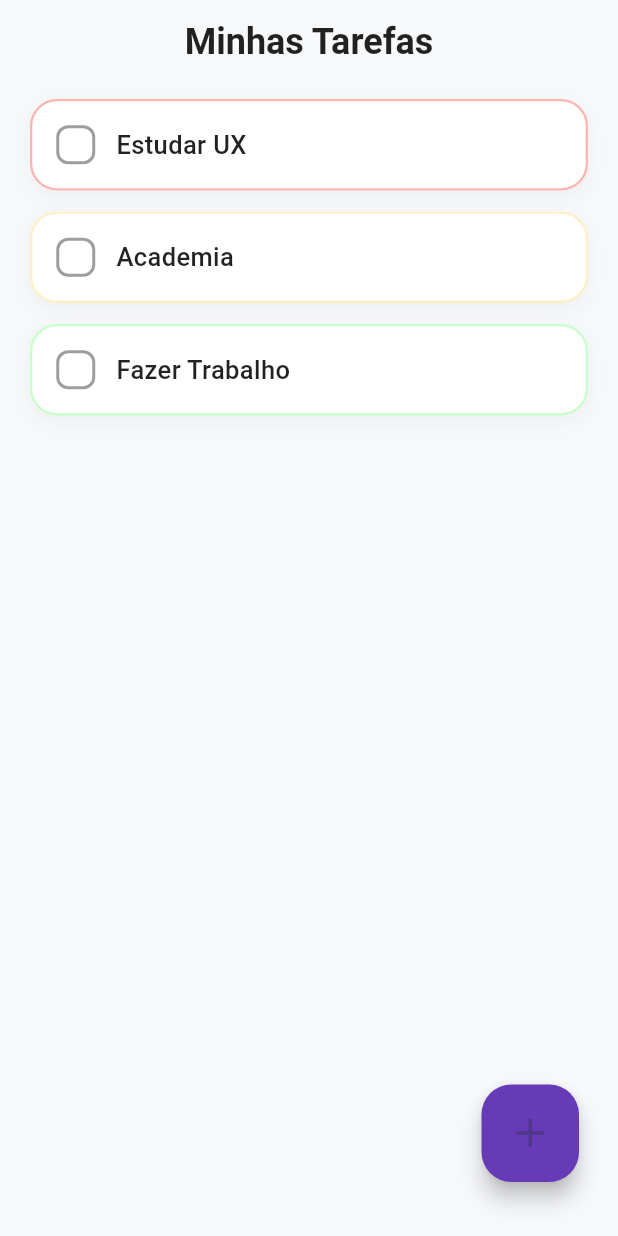
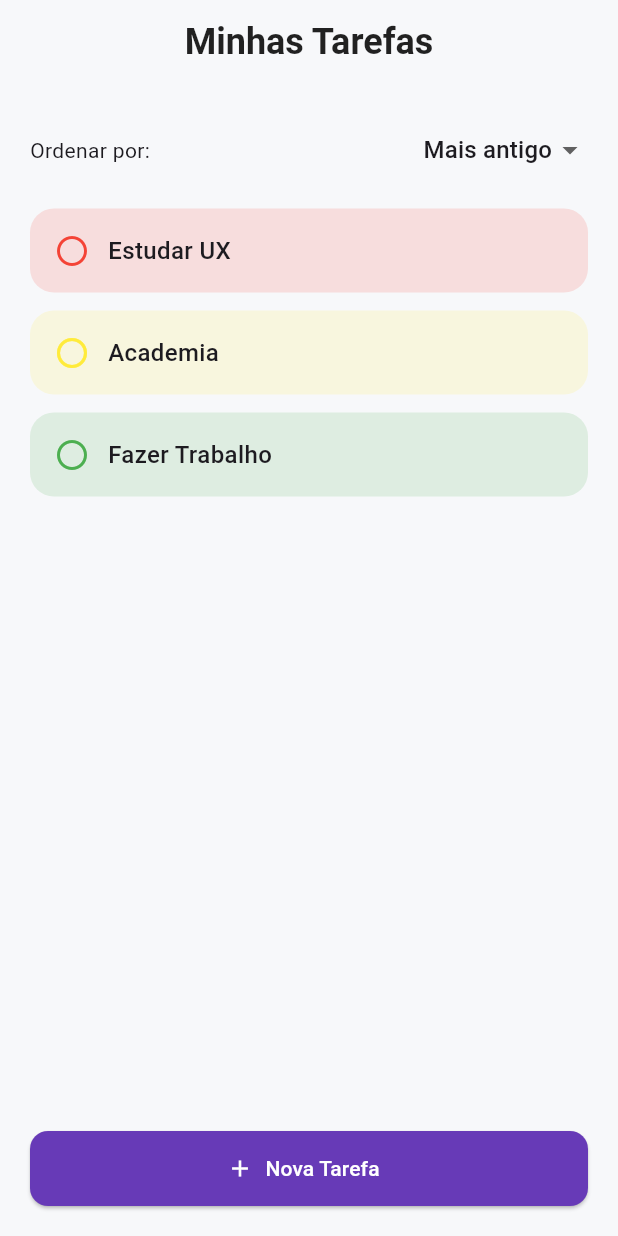
Before and after one commit to codebylari/taskmaster_app, a Flutter app: the screen it shows after launch, on a phone screen of 412 x 824 dp. Run offline on Flutter 3.47's test engine with Material 3 defaults, Android fonts, the phone set to English and light mode, and no system bars.

```diff
--- a/lib/screens/home_page.dart
+++ b/lib/screens/home_page.dart
@@ -10,19 +10,55 @@ class HomePage extends StatefulWidget {
 }
 
 class _HomePageState extends State<HomePage> {
+  String filtro = "recente";
+
   List<Map<String, dynamic>> tarefas = [
-    {"nome": "Estudar UX", "cor": Colors.red, "concluida": false},
+    {
+      "nome": "Estudar UX",
+      "cor": Colors.red,
+      "concluida": false,
+      "dataCriacao": DateTime.now().subtract(const Duration(minutes: 20))
+    },
     {
       "nome": "Academia",
-      "cor": Color(0xFFFFD86C),
-      "concluida": false
+      "cor": Colors.yellow,
+      "concluida": false,
+      "dataCriacao": DateTime.now().subtract(const Duration(minutes: 10))
     },
     {
       "nome": "Fazer Trabalho",
-      "cor": Color(0xFF70FF75),
-      "concluida": false
+      "cor": Colors.green,
+      "concluida": false,
+      "dataCriacao": DateTime.now()
     },
   ];
+
+  List<Map<String, dynamic>> get tarefasOrdenadas {
+    List<Map<String, dynamic>> lista = [...tarefas];
+
+    if (filtro == "prioridade") {
+      lista.sort((a, b) {
+        return _prioridadeValor(a["cor"])
+            .compareTo(_prioridadeValor(b["cor"]));
+      });
+    } else {
+      // MAIS ANTIGO → MAIS NOVO
+      lista.sort((a, b) =>
+          a["dataCriacao"].compareTo(b["dataCriacao"]));
+    }
+
+    return lista;
+  }
+
+  int _prioridadeValor(Color cor) {
+    if (cor == Colors.red) return 1;
+    if (cor == Colors.yellow) return 2;
+    return 3;
+  }
+
+  Color _corFundo(Color cor) {
+    return cor.withOpacity(0.15);
+  }
 
   @override
   Widget build(BuildContext context) {
@@ -43,27 +79,62 @@ class _HomePageState extends State<HomePage> {
         ),
       ),
 
-      body: ListView.builder(
-        padding: const EdgeInsets.fromLTRB(20, 10, 20, 100),
-        itemCount: tarefas.length,
-        itemBuilder: (context, index) {
-          final tarefa = tarefas[index];
-          return _cardTarefa(context, tarefa, index);
+      body: Padding(
+        padding: const EdgeInsets.all(20),
+        child: Column(
+          children: [
+            // 🔽 FILTRO
+            Row(
+              mainAxisAlignment: MainAxisAlignment.spaceBetween,
+              children: [
+                const Text("Ordenar por:"),
+                DropdownButton<String>(
+                  value: filtro,
+                  underline: const SizedBox(),
+                  items: const [
+                    DropdownMenuItem(
+                      value: "recente",
+                      child: Text("Mais antigo"),
+                    ),
+                    DropdownMenuItem(
+                      value: "prioridade",
+                      child: Text("Prioridade"),
+                    ),
+                  ],
+                  onChanged: (value) {
+                    setState(() {
+                      filtro = value!;
+                    });
                   },
                 ),
+              ],
+            ),
 
-      floatingActionButtonLocation: FloatingActionButtonLocation.endFloat,
+            const SizedBox(height: 15),
 
-      floatingActionButton: Padding(
-        padding: const EdgeInsets.only(bottom: 20, right: 10),
-        child: SizedBox(
-          width: 65,
-          height: 65,
-          child: FloatingActionButton(
+            // 📋 LISTA
+            Expanded(
+              child: ListView.builder(
+                itemCount: tarefasOrdenadas.length,
+                itemBuilder: (context, index) {
+                  final tarefa = tarefasOrdenadas[index];
+                  return _cardTarefa(context, tarefa);
+                },
+              ),
+            ),
+
+            const SizedBox(height: 10),
+
+            // ➕ BOTÃO MAIS PROPORCIONAL
+            SizedBox(
+              width: double.infinity,
+              height: 50,
+              child: ElevatedButton.icon(
+                style: ElevatedButton.styleFrom(
                   backgroundColor: Colors.deepPurple,
-            elevation: 6,
                   shape: RoundedRectangleBorder(
-              borderRadius: BorderRadius.circular(20),
+                    borderRadius: BorderRadius.circular(12),
+                  ),
                 ),
                 onPressed: () {
                   Navigator.push(
@@ -71,8 +142,11 @@ class _HomePageState extends State<HomePage> {
                     MaterialPageRoute(builder: (_) => NovaTarefaPage()),
                   );
                 },
-            child: const Icon(Icons.add, size: 32),
+                icon: const Icon(Icons.add),
+                label: const Text("Nova Tarefa"),
               ),
+            ),
+          ],
         ),
       ),
     );
@@ -81,9 +155,9 @@ class _HomePageState extends State<HomePage> {
   Widget _cardTarefa(
     BuildContext context,
     Map<String, dynamic> tarefa,
-    int index,
   ) {
     final concluida = tarefa["concluida"];
+    final cor = tarefa["cor"];
 
     return GestureDetector(
       onTap: () async {
@@ -96,39 +170,21 @@ class _HomePageState extends State<HomePage> {
 
         if (resultado == true) {
           setState(() {
-            tarefas[index]["concluida"] = true;
+            tarefa["concluida"] = true;
           });
         } else if (resultado == "excluir") {
           setState(() {
-            tarefas.removeAt(index);
-          });
-        } else if (resultado is Map) {
-          setState(() {
-            tarefas[index]["nome"] = resultado["nome"];
-            tarefas[index]["data"] = resultado["data"];
-            tarefas[index]["observacao"] = resultado["observacao"];
+            tarefas.remove(tarefa);
           });
         }
       },
 
-      child: AnimatedContainer(
-        duration: const Duration(milliseconds: 200),
-        margin: const EdgeInsets.only(bottom: 14),
+      child: Container(
+        margin: const EdgeInsets.only(bottom: 12),
         padding: const EdgeInsets.all(16),
         decoration: BoxDecoration(
-          color: Colors.white,
-          borderRadius: BorderRadius.circular(18),
-          border: Border.all(
-            color: tarefa["cor"].withOpacity(0.4),
-            width: 1.5,
-          ),
-          boxShadow: [
-            BoxShadow(
-              color: Colors.black.withOpacity(0.04),
-              blurRadius: 10,
-              offset: const Offset(0, 4),
-            ),
-          ],
+          color: _corFundo(cor),
+          borderRadius: BorderRadius.circular(16),
         ),
 
         child: Row(
@@ -136,37 +192,25 @@ class _HomePageState extends State<HomePage> {
             GestureDetector(
               onTap: () {
                 setState(() {
-                  tarefas[index]["concluida"] =
-                      !tarefas[index]["concluida"];
+                  tarefa["concluida"] = !tarefa["concluida"];
                 });
               },
-              child: AnimatedContainer(
-                duration: const Duration(milliseconds: 200),
-                width: 26,
-                height: 26,
-                decoration: BoxDecoration(
-                  color: concluida ? Colors.green : Colors.transparent,
-                  borderRadius: BorderRadius.circular(8),
-                  border: Border.all(
-                    color: concluida ? Colors.green : Colors.grey,
-                    width: 2,
-                  ),
-                ),
-                child: concluida
-                    ? const Icon(Icons.check, size: 18, color: Colors.white)
-                    : null,
+              child: Icon(
+                concluida
+                    ? Icons.check_circle
+                    : Icons.radio_button_unchecked,
+                color: cor,
               ),
             ),
 
-            const SizedBox(width: 14),
+            const SizedBox(width: 12),
 
             Expanded(
               child: Text(
                 tarefa["nome"],
                 style: TextStyle(
-                  fontSize: 17,
+                  fontSize: 16,
                   fontWeight: FontWeight.w500,
-                  color: Colors.black87,
                   decoration: concluida
                       ? TextDecoration.lineThrough
                       : TextDecoration.none,
```
Lines whose indentation alone changed are shown as unchanged.
